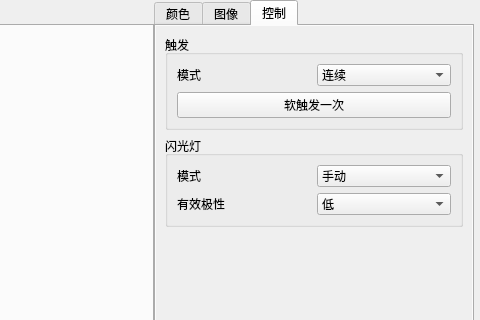
Old version of the form mainwindow.ui in the repository sltruman/mind-vision-example; both pictures show x 696 to 1176 and y 0 to 320 of the 1176 by 716 pixel window.
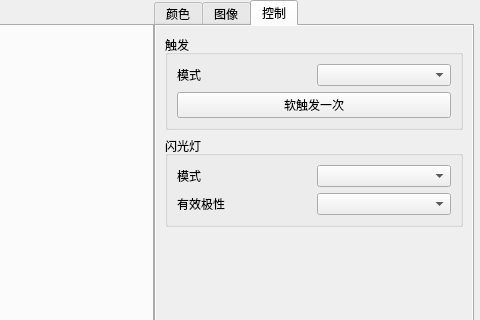
New version of the form. The open tabs and pages were chosen to show the change. Icons and pictures are not drawn.

Diff of the .ui file:
```diff
--- a/mainwindow.ui
+++ b/mainwindow.ui
@@ -1538,8 +1538,8 @@
                <rect>
                 <x>0</x>
                 <y>0</y>
-                <width>132</width>
-                <height>195</height>
+                <width>312</width>
+                <height>637</height>
                </rect>
               </property>
               <layout class="QVBoxLayout" name="verticalLayout_27">
@@ -1560,6 +1560,9 @@
                     </item>
                     <item>
                      <widget class="QComboBox" name="comboBox_triggerMode">
+                      <property name="currentIndex">
+                       <number>-1</number>
+                      </property>
                       <item>
                        <property name="text">
                         <string>连续</string>
@@ -1606,6 +1609,9 @@
                     </item>
                     <item>
                      <widget class="QComboBox" name="comboBox_flashMode">
+                      <property name="currentIndex">
+                       <number>-1</number>
+                      </property>
                       <item>
                        <property name="text">
                         <string>手动</string>
@@ -1631,6 +1637,9 @@
                     </item>
                     <item>
                      <widget class="QComboBox" name="comboBox_flashPolarity">
+                      <property name="currentIndex">
+                       <number>-1</number>
+                      </property>
                       <item>
                        <property name="text">
                         <string>低</string>
@@ -1656,7 +1665,7 @@
                  <property name="sizeHint" stdset="0">
                   <size>
                    <width>20</width>
-                   <height>232</height>
+                   <height>362</height>
                   </size>
                  </property>
                 </spacer>
```
Left out of the diff: 31 changed lines with no effect on the pictures.
